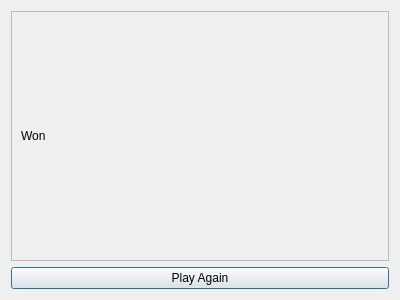
KSIUJ/KsiGo, file client/gui/enddialog.ui: the form before one commit.
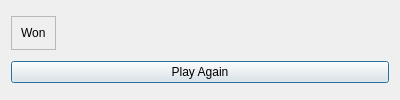
The form after the commit.

Commit message: Added resign window

Patch:
```diff
--- a/client/gui/enddialog.ui
+++ b/client/gui/enddialog.ui
@@ -7,15 +7,27 @@
     <x>0</x>
     <y>0</y>
     <width>400</width>
-    <height>300</height>
+    <height>100</height>
    </rect>
   </property>
+  <property name="sizePolicy">
+   <sizepolicy hsizetype="Fixed" vsizetype="Fixed">
+    <horstretch>0</horstretch>
+    <verstretch>0</verstretch>
+   </sizepolicy>
+  </property>
   <property name="windowTitle">
    <string>Dialog</string>
   </property>
   <layout class="QVBoxLayout" name="verticalLayout_2">
    <item>
     <widget class="QFrame" name="frame">
+     <property name="sizePolicy">
+      <sizepolicy hsizetype="Fixed" vsizetype="Fixed">
+       <horstretch>0</horstretch>
+       <verstretch>0</verstretch>
+      </sizepolicy>
+     </property>
      <property name="frameShape">
       <enum>QFrame::StyledPanel</enum>
      </property>
@@ -25,6 +37,12 @@
      <layout class="QVBoxLayout" name="verticalLayout_3">
       <item>
        <widget class="QLabel" name="end_text">
+        <property name="sizePolicy">
+         <sizepolicy hsizetype="Fixed" vsizetype="Fixed">
+          <horstretch>0</horstretch>
+          <verstretch>0</verstretch>
+         </sizepolicy>
+        </property>
         <property name="text">
          <string>Won</string>
         </property>
@@ -35,6 +53,12 @@
    </item>
    <item>
     <widget class="QPushButton" name="play_again_button">
+     <property name="sizePolicy">
+      <sizepolicy hsizetype="Minimum" vsizetype="Fixed">
+       <horstretch>0</horstretch>
+       <verstretch>0</verstretch>
+      </sizepolicy>
+     </property>
      <property name="text">
       <string>Play Again</string>
      </property>
```
The commit also changes 6 other files.
